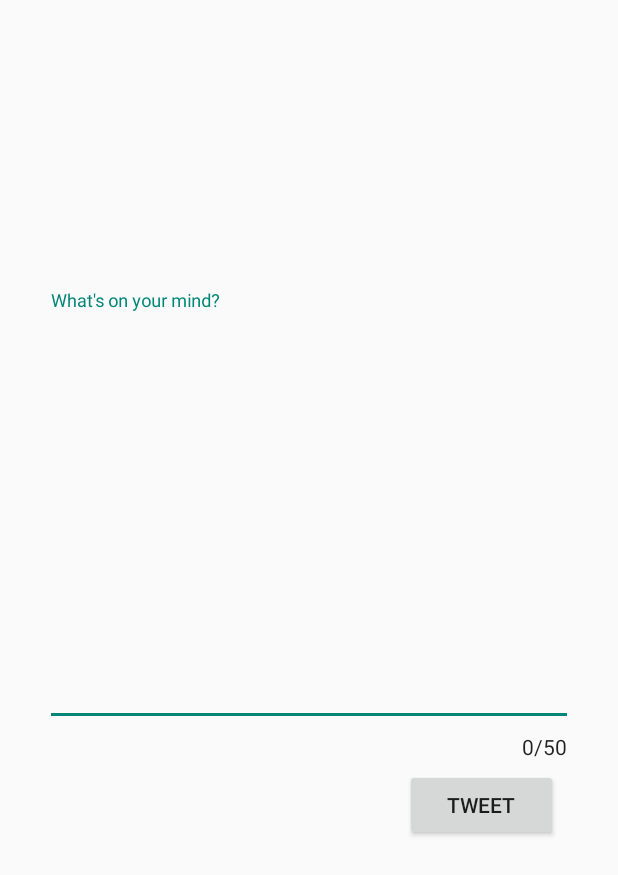
After one commit to ChrisMunene/SimpleTweet, an Android app: the layout compose_tweet_modal.xml on its own in the app's theme, with its tools: preview values and no code run, on a phone screen of 412 x 824 dp. The commit adds this screen. Shown: the top 875 px of the screen. Run offline under Robolectric (Android 15) with nearby library versions, the phone set to English and light mode, and no system bars.

Commit message:
Stretch goals - Convert Compose tweet activity to modal

```diff
--- /dev/null
+++ b/app/src/main/res/layout/compose_tweet_modal.xml
@@ -0,0 +1,40 @@
+<?xml version="1.0" encoding="utf-8"?>
+<android.support.constraint.ConstraintLayout
+    xmlns:android="http://schemas.android.com/apk/res/android"
+    xmlns:app="http://schemas.android.com/apk/res-auto"
+    android:layout_width="match_parent"
+    android:layout_height="wrap_content"
+    android:layout_gravity="center" android:orientation="vertical">
+
+    <android.support.design.widget.TextInputLayout
+        android:id="@+id/textInputLayout"
+        android:layout_width="352dp"
+        android:layout_height="487dp"
+        android:layout_marginStart="20dp"
+        android:layout_marginTop="50dp"
+        android:layout_marginEnd="20dp"
+        app:counterEnabled="true"
+        app:counterMaxLength="50"
+        app:counterTextAppearance="@style/TextAppearance.AppCompat.Body1"
+        app:layout_constraintEnd_toEndOf="parent"
+        app:layout_constraintStart_toStartOf="parent"
+        app:layout_constraintTop_toTopOf="parent">
+
+        <android.support.design.widget.TextInputEditText
+            android:id="@+id/tweetInput"
+            android:layout_width="match_parent"
+            android:layout_height="280dp"
+            android:hint="What's on your mind?"
+            android:textAlignment="viewStart" />
+
+        <Button
+            android:id="@+id/tweetBtn"
+            android:layout_width="match_parent"
+            android:layout_height="wrap_content"
+            android:layout_marginStart="240dp"
+            android:layout_marginTop="5dp"
+            android:layout_marginEnd="10dp"
+            android:text="Tweet" />
+
+    </android.support.design.widget.TextInputLayout>
+</android.support.constraint.ConstraintLayout>
```
Also changed, not shown: app/src/main/java/com/codepath/apps/restclienttemplate/ComposeDialogFragment.java (added, +127 -0 lines), app/src/main/java/com/codepath/apps/restclienttemplate/TimelineActivity.java (+31 -9 lines).
